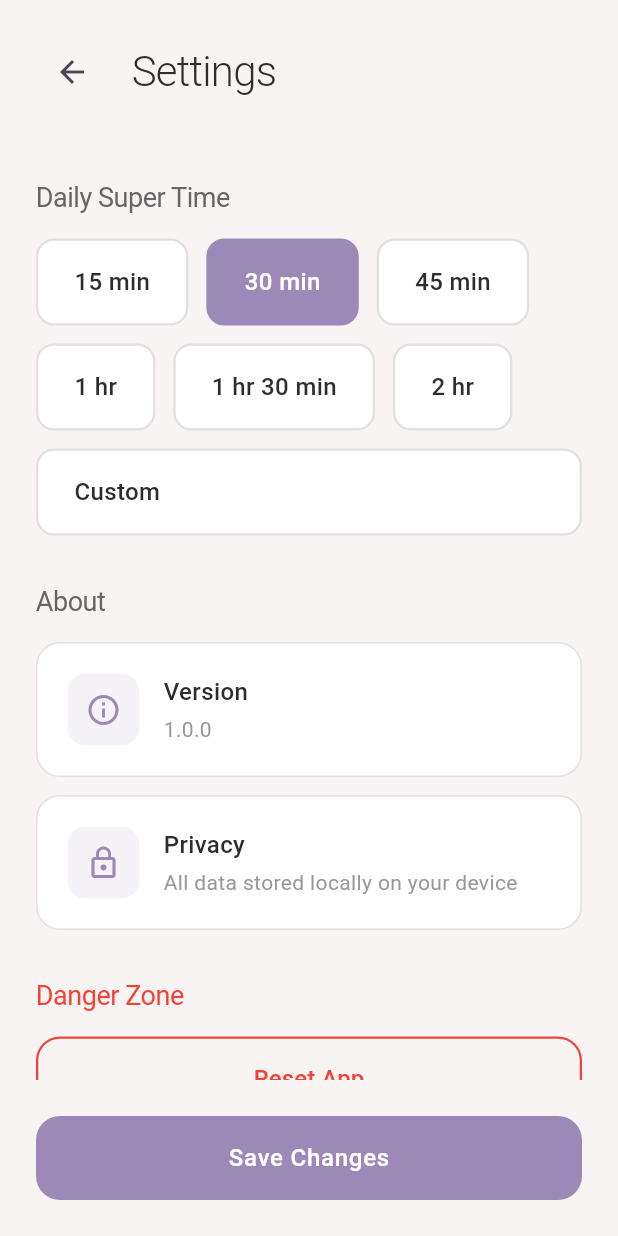
After one commit to 0xmetamonkey/est, a Flutter app: the HomeScreen screen opened directly, after a tap on the "settings" icon, on a phone screen of 412 x 824 dp. The commit adds this screen. Run offline on Flutter 3.47's test engine with Material 3 defaults, Android fonts, the phone set to English and light mode, and no system bars; our stand-ins replace shared_preferences; accounts and stored records are empty; Roboto replaces fonts that are missing (SF Pro Display).

Commit message:
feat: Complete MVP - Added settings, haptic feedback, session tracking, and today's progress display

```diff
--- a/lib/screens/home_screen.dart
+++ b/lib/screens/home_screen.dart
@@ -1,6 +1,7 @@
 import 'package:flutter/material.dart';
 import 'package:shared_preferences/shared_preferences.dart';
 import 'timer_screen.dart';
+import 'settings_screen.dart';
 
 class HomeScreen extends StatefulWidget {
   const HomeScreen({super.key});
@@ -12,6 +13,7 @@ class HomeScreen extends StatefulWidget {
 class _HomeScreenState extends State<HomeScreen> {
   List<String> _activities = [];
   int _dailySuperTime = 30;
+  int _totalSecondsToday = 0;
 
   @override
   void initState() {
@@ -21,9 +23,12 @@ class _HomeScreenState extends State<HomeScreen> {
 
   Future<void> _loadData() async {
     final prefs = await SharedPreferences.getInstance();
+    final today = DateTime.now().toIso8601String().split('T')[0];
+
     setState(() {
       _activities = prefs.getStringList('activities') ?? [];
       _dailySuperTime = prefs.getInt('daily_super_time') ?? 30;
+      _totalSecondsToday = prefs.getInt('total_seconds_$today') ?? 0;
     });
   }
 
@@ -64,6 +69,19 @@ class _HomeScreenState extends State<HomeScreen> {
     );
   }
 
+  Future<void> _openSettings() async {
+    final result = await Navigator.of(context).push(
+      MaterialPageRoute(
+        builder: (_) => const SettingsScreen(),
+      ),
+    );
+
+    // Reload data if settings changed
+    if (result == true) {
+      await _loadData();
+    }
+  }
+
   @override
   Widget build(BuildContext context) {
     return Scaffold(
@@ -77,11 +95,24 @@ class _HomeScreenState extends State<HomeScreen> {
               child: Column(
                 crossAxisAlignment: CrossAxisAlignment.start,
                 children: [
-                  Text(
-                    'Super Time',
-                    style: Theme.of(context).textTheme.displayLarge?.copyWith(
-                      color: const Color(0xFF2D2D2D),
-                    ),
+                  Row(
+                    mainAxisAlignment: MainAxisAlignment.spaceBetween,
+                    children: [
+                      Text(
+                        'Super Time',
+                        style: Theme.of(context).textTheme.displayLarge?.copyWith(
+                          color: const Color(0xFF2D2D2D),
+                        ),
+                      ),
+                      IconButton(
+                        onPressed: _openSettings,
+                        icon: const Icon(
+                          Icons.settings_outlined,
+                          color: Color(0xFF9C89B8),
+                        ),
+                        iconSize: 28,
+                      ),
+                    ],
                   ),
                   const SizedBox(height: 8),
                   Text(
@@ -90,6 +121,34 @@ class _HomeScreenState extends State<HomeScreen> {
                       color: const Color(0xFF666666),
                     ),
                   ),
+                  if (_totalSecondsToday > 0) ...[
+                    const SizedBox(height: 16),
+                    Container(
+                      padding: const EdgeInsets.all(16),
+                      decoration: BoxDecoration(
+                        color: const Color(0xFF9C89B8).withOpacity(0.1),
+                        borderRadius: BorderRadius.circular(12),
+                      ),
+                      child: Row(
+                        children: [
+                          const Icon(
+                            Icons.favorite,
+                            color: Color(0xFF9C89B8),
+                            size: 20,
+                          ),
+                          const SizedBox(width: 12),
+                          Text(
+                            'Today: ${_formatDuration(_totalSecondsToday)}',
+                            style: const TextStyle(
+                              fontSize: 16,
+                              fontWeight: FontWeight.w500,
+                              color: Color(0xFF9C89B8),
+                            ),
+                          ),
+                        ],
+                      ),
+                    ),
+                  ],
                 ],
               ),
             ),
@@ -191,6 +250,23 @@ class _HomeScreenState extends State<HomeScreen> {
       } else {
         return '$hours hr $mins min';
       }
+    }
+  }
+
+  String _formatDuration(int totalSeconds) {
+    final hours = totalSeconds ~/ 3600;
+    final minutes = (totalSeconds % 3600) ~/ 60;
+
+    if (hours > 0) {
+      if (minutes > 0) {
+        return '$hours hr $minutes min';
+      } else {
+        return '$hours hr';
+      }
+    } else if (minutes > 0) {
+      return '$minutes min';
+    } else {
+      return '$totalSeconds sec';
     }
   }
 }
--- /dev/null
+++ b/lib/screens/settings_screen.dart
@@ -0,0 +1,487 @@
+import 'package:flutter/material.dart';
+import 'package:shared_preferences/shared_preferences.dart';
+
+class SettingsScreen extends StatefulWidget {
+  const SettingsScreen({super.key});
+
+  @override
+  State<SettingsScreen> createState() => _SettingsScreenState();
+}
+
+class _SettingsScreenState extends State<SettingsScreen> {
+  int _dailySuperTime = 30;
+  final List<int> _timeOptions = [15, 30, 45, 60, 90, 120];
+  int? _customMinutes;
+  bool _isCustom = false;
+
+  @override
+  void initState() {
+    super.initState();
+    _loadSettings();
+  }
+
+  Future<void> _loadSettings() async {
+    final prefs = await SharedPreferences.getInstance();
+    final savedTime = prefs.getInt('daily_super_time') ?? 30;
+
+    setState(() {
+      if (_timeOptions.contains(savedTime)) {
+        _dailySuperTime = savedTime;
+        _isCustom = false;
+      } else {
+        _customMinutes = savedTime;
+        _isCustom = true;
+      }
+    });
+  }
+
+  Future<void> _saveSettings() async {
+    final prefs = await SharedPreferences.getInstance();
+    final timeToSave = _isCustom ? (_customMinutes ?? 30) : _dailySuperTime;
+    await prefs.setInt('daily_super_time', timeToSave);
+
+    if (mounted) {
+      ScaffoldMessenger.of(context).showSnackBar(
+        SnackBar(
+          content: const Text('Settings saved'),
+          backgroundColor: const Color(0xFF9C89B8),
+          behavior: SnackBarBehavior.floating,
+          shape: RoundedRectangleBorder(borderRadius: BorderRadius.circular(12)),
+          duration: const Duration(seconds: 2),
+        ),
+      );
+    }
+  }
+
+  Future<void> _resetApp() async {
+    final confirmed = await showDialog<bool>(
+      context: context,
+      builder: (context) => AlertDialog(
+        shape: RoundedRectangleBorder(borderRadius: BorderRadius.circular(20)),
+        title: const Text('Reset app?'),
+        content: const Text(
+          'This will delete all your activities and reset your settings. This cannot be undone.',
+        ),
+        actions: [
+          TextButton(
+            onPressed: () => Navigator.pop(context, false),
+            child: const Text('Cancel'),
+          ),
+          ElevatedButton(
+            onPressed: () => Navigator.pop(context, true),
+            style: ElevatedButton.styleFrom(
+              backgroundColor: Colors.red,
+              foregroundColor: Colors.white,
+            ),
+            child: const Text('Reset'),
+          ),
+        ],
+      ),
+    );
+
+    if (confirmed == true) {
+      final prefs = await SharedPreferences.getInstance();
+      await prefs.clear();
+
+      if (mounted) {
+        Navigator.of(context).pop(true); // Signal to restart app
+      }
+    }
+  }
+
+  @override
+  Widget build(BuildContext context) {
+    return Scaffold(
+      body: SafeArea(
+        child: Column(
+          crossAxisAlignment: CrossAxisAlignment.start,
+          children: [
+            // Header
+            Padding(
+              padding: const EdgeInsets.all(24.0),
+              child: Row(
+                children: [
+                  IconButton(
+                    onPressed: () => Navigator.pop(context),
+                    icon: const Icon(Icons.arrow_back),
+                    padding: EdgeInsets.zero,
+                  ),
+                  const SizedBox(width: 16),
+                  Text(
+                    'Settings',
+                    style: Theme.of(context).textTheme.displayLarge?.copyWith(
+                      fontSize: 28,
+                      color: const Color(0xFF2D2D2D),
+                    ),
+                  ),
+                ],
+              ),
+            ),
+
+            Expanded(
+              child: ListView(
+                padding: const EdgeInsets.all(24.0),
+                children: [
+                  // Daily super time section
+                  Text(
+                    'Daily Super Time',
+                    style: Theme.of(context).textTheme.headlineMedium?.copyWith(
+                      fontSize: 18,
+                      color: const Color(0xFF666666),
+                    ),
+                  ),
+                  const SizedBox(height: 16),
+
+                  // Time options
+                  Wrap(
+                    spacing: 12,
+                    runSpacing: 12,
+                    children: _timeOptions.map((minutes) {
+                      final isSelected = !_isCustom && _dailySuperTime == minutes;
+                      return _TimeChip(
+                        label: _formatTime(minutes),
+                        isSelected: isSelected,
+                        onTap: () {
+                          setState(() {
+                            _dailySuperTime = minutes;
+                            _isCustom = false;
+                          });
+                        },
+                      );
+                    }).toList(),
+                  ),
+
+                  const SizedBox(height: 12),
+
+                  // Custom time option
+                  _TimeChip(
+                    label: _isCustom && _customMinutes != null
+                        ? _formatTime(_customMinutes!)
+                        : 'Custom',
+                    isSelected: _isCustom,
+                    onTap: () async {
+                      final result = await showDialog<int>(
+                        context: context,
+                        builder: (context) => _CustomTimeDialog(
+                          initialMinutes: _customMinutes ?? 30,
+                        ),
+                      );
+
+                      if (result != null) {
+                        setState(() {
+                          _customMinutes = result;
+                          _isCustom = true;
+                        });
+                      }
+                    },
+                  ),
+
+                  const SizedBox(height: 32),
+
+                  // About section
+                  Text(
+                    'About',
+                    style: Theme.of(context).textTheme.headlineMedium?.copyWith(
+                      fontSize: 18,
+                      color: const Color(0xFF666666),
+                    ),
+                  ),
+                  const SizedBox(height: 16),
+
+                  _InfoCard(
+                    icon: Icons.info_outline,
+                    title: 'Version',
+                    subtitle: '1.0.0',
+                  ),
+
+                  const SizedBox(height: 12),
+
+                  _InfoCard(
+                    icon: Icons.lock_outline,
+                    title: 'Privacy',
+                    subtitle: 'All data stored locally on your device',
+                  ),
+
+                  const SizedBox(height: 32),
+
+                  // Danger zone
+                  Text(
+                    'Danger Zone',
+                    style: Theme.of(context).textTheme.headlineMedium?.copyWith(
+                      fontSize: 18,
+                      color: Colors.red,
+                    ),
+                  ),
+                  const SizedBox(height: 16),
+
+                  SizedBox(
+                    width: double.infinity,
+                    height: 56,
+                    child: OutlinedButton(
+                      onPressed: _resetApp,
+                      style: OutlinedButton.styleFrom(
+                        foregroundColor: Colors.red,
+                        side: const BorderSide(color: Colors.red, width: 1.5),
+                        shape: RoundedRectangleBorder(
+                          borderRadius: BorderRadius.circular(16),
+                        ),
+                      ),
+                      child: const Text(
+                        'Reset App',
+                        style: TextStyle(
+                          fontSize: 16,
+                          fontWeight: FontWeight.w500,
+                        ),
+                      ),
+                    ),
+                  ),
+                ],
+              ),
+            ),
+
+            // Save button
+            Padding(
+              padding: const EdgeInsets.all(24.0),
+              child: SizedBox(
+                width: double.infinity,
+                height: 56,
+                child: ElevatedButton(
+                  onPressed: () {
+                    _saveSettings();
+                    Navigator.pop(context, true); // Signal settings changed
+                  },
+                  style: ElevatedButton.styleFrom(
+                    backgroundColor: const Color(0xFF9C89B8),
+                    foregroundColor: Colors.white,
+                    elevation: 0,
+                    shape: RoundedRectangleBorder(
+                      borderRadius: BorderRadius.circular(16),
+                    ),
+                  ),
+                  child: const Text(
+                    'Save Changes',
+                    style: TextStyle(
+                      fontSize: 16,
+                      fontWeight: FontWeight.w500,
+                      letterSpacing: 0.5,
+                    ),
+                  ),
+                ),
+              ),
+            ),
+          ],
+        ),
+      ),
+    );
+  }
+
+  String _formatTime(int minutes) {
+    if (minutes < 60) {
+      return '$minutes min';
+    } else {
+      final hours = minutes ~/ 60;
+      final mins = minutes % 60;
+      if (mins == 0) {
+        return '$hours hr';
+      } else {
+        return '$hours hr $mins min';
+      }
+    }
+  }
+}
+
+class _TimeChip extends StatelessWidget {
+  final String label;
+  final bool isSelected;
+  final VoidCallback onTap;
+
+  const _TimeChip({
+    required this.label,
+    required this.isSelected,
+    required this.onTap,
+  });
+
+  @override
+  Widget build(BuildContext context) {
+    return GestureDetector(
+      onTap: onTap,
+      child: AnimatedContainer(
+        duration: const Duration(milliseconds: 200),
+        padding: const EdgeInsets.symmetric(horizontal: 24, vertical: 16),
+        decoration: BoxDecoration(
+          color: isSelected
+              ? const Color(0xFF9C89B8)
+              : const Color(0xFFFFFFFF),
+          borderRadius: BorderRadius.circular(12),
+          border: Border.all(
+            color: isSelected
+                ? const Color(0xFF9C89B8)
+                : const Color(0xFFE0E0E0),
+            width: 1.5,
+          ),
+        ),
+        child: Text(
+          label,
+          style: TextStyle(
+            fontSize: 16,
+            fontWeight: FontWeight.w500,
+            color: isSelected ? Colors.white : const Color(0xFF2D2D2D),
+          ),
+        ),
+      ),
+    );
+  }
+}
+
+class _InfoCard extends StatelessWidget {
+  final IconData icon;
+  final String title;
+  final String subtitle;
+
+  const _InfoCard({
+    required this.icon,
+    required this.title,
+    required this.subtitle,
+  });
+
+  @override
+  Widget build(BuildContext context) {
+    return Container(
+      padding: const EdgeInsets.all(20),
+      decoration: BoxDecoration(
+        color: Colors.white,
+        borderRadius: BorderRadius.circular(16),
+        border: Border.all(color: const Color(0xFFE0E0E0)),
+      ),
+      child: Row(
+        children: [
+          Container(
+            width: 48,
+            height: 48,
+            decoration: BoxDecoration(
+              color: const Color(0xFF9C89B8).withOpacity(0.1),
+              borderRadius: BorderRadius.circular(12),
+            ),
+            child: Icon(
+              icon,
+              color: const Color(0xFF9C89B8),
+              size: 24,
+            ),
+          ),
+          const SizedBox(width: 16),
+          Expanded(
+            child: Column(
+              crossAxisAlignment: CrossAxisAlignment.start,
+              children: [
+                Text(
+                  title,
+                  style: const TextStyle(
+                    fontSize: 16,
+                    fontWeight: FontWeight.w500,
+                    color: Color(0xFF2D2D2D),
+                  ),
+                ),
+                const SizedBox(height: 4),
+                Text(
+                  subtitle,
+                  style: const TextStyle(
+                    fontSize: 14,
+                    color: Color(0xFF999999),
+                  ),
+                ),
+              ],
+            ),
+          ),
+        ],
+      ),
+    );
+  }
+}
+
+class _CustomTimeDialog extends StatefulWidget {
+  final int initialMinutes;
+
+  const _CustomTimeDialog({required this.initialMinutes});
+
+  @override
+  State<_CustomTimeDialog> createState() => _CustomTimeDialogState();
+}
+
+class _CustomTimeDialogState extends State<_CustomTimeDialog> {
+  late TextEditingController _controller;
+
+  @override
+  void initState() {
+    super.initState();
+    _controller = TextEditingController(text: widget.initialMinutes.toString());
+  }
+
+  @override
+  void dispose() {
+    _controller.dispose();
+    super.dispose();
+  }
+
+  @override
+  Widget build(BuildContext context) {
+    return Dialog(
+      shape: RoundedRectangleBorder(borderRadius: BorderRadius.circular(20)),
+      child: Padding(
+        padding: const EdgeInsets.all(24.0),
+        child: Column(
+          mainAxisSize: MainAxisSize.min,
+          crossAxisAlignment: CrossAxisAlignment.start,
+          children: [
+            Text(
+              'Custom time',
+              style: Theme.of(context).textTheme.headlineMedium,
+            ),
+            const SizedBox(height: 16),
+            TextField(
+              controller: _controller,
+              keyboardType: TextInputType.number,
+              autofocus: true,
+              decoration: InputDecoration(
+                labelText: 'Minutes per day',
+                border: OutlineInputBorder(
+                  borderRadius: BorderRadius.circular(12),
+                ),
+                focusedBorder: OutlineInputBorder(
+                  borderRadius: BorderRadius.circular(12),
+                  borderSide: const BorderSide(
+                    color: Color(0xFF9C89B8),
+                    width: 2,
+                  ),
+                ),
+              ),
+            ),
+            const SizedBox(height: 24),
+            Row(
+              mainAxisAlignment: MainAxisAlignment.end,
+              children: [
+                TextButton(
+                  onPressed: () => Navigator.pop(context),
+                  child: const Text('Cancel'),
+                ),
+                const SizedBox(width: 8),
+                ElevatedButton(
+                  onPressed: () {
+                    final minutes = int.tryParse(_controller.text);
+                    if (minutes != null && minutes > 0) {
+                      Navigator.pop(context, minutes);
+                    }
+                  },
+                  style: ElevatedButton.styleFrom(
+                    backgroundColor: const Color(0xFF9C89B8),
+                    foregroundColor: Colors.white,
+                  ),
+                  child: const Text('Set'),
+                ),
+              ],
+            ),
+          ],
+        ),
+      ),
+    );
+  }
+}
```
Also changed, not shown: lib/screens/timer_screen.dart (+20 -1 lines), 1 other file.
